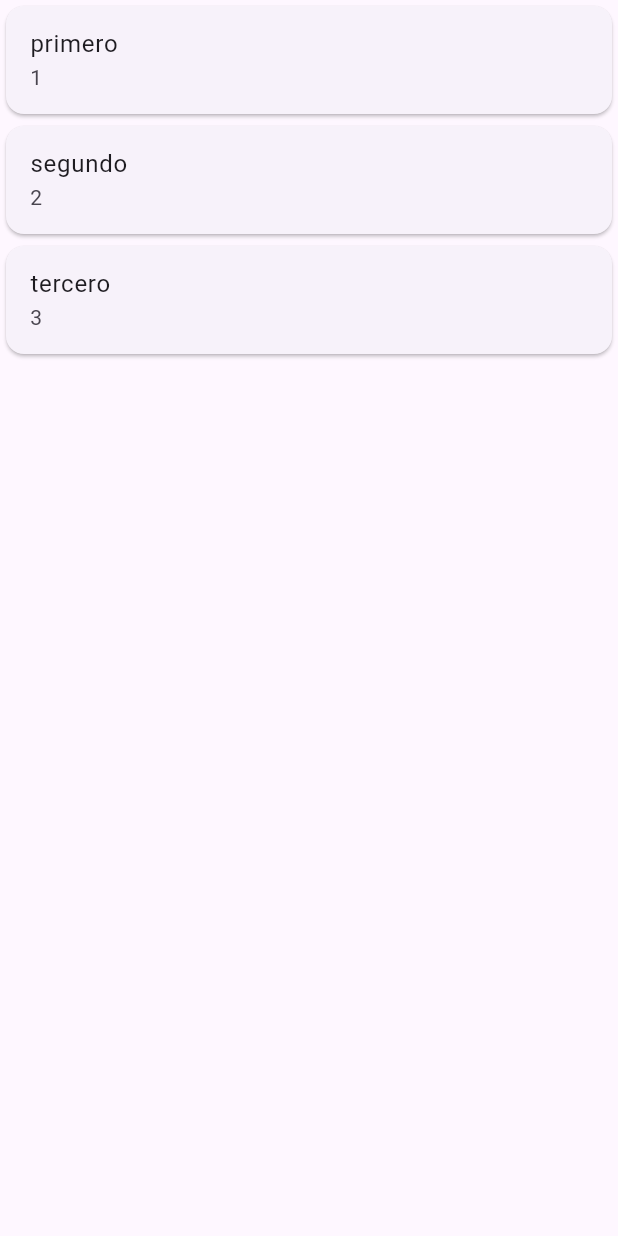
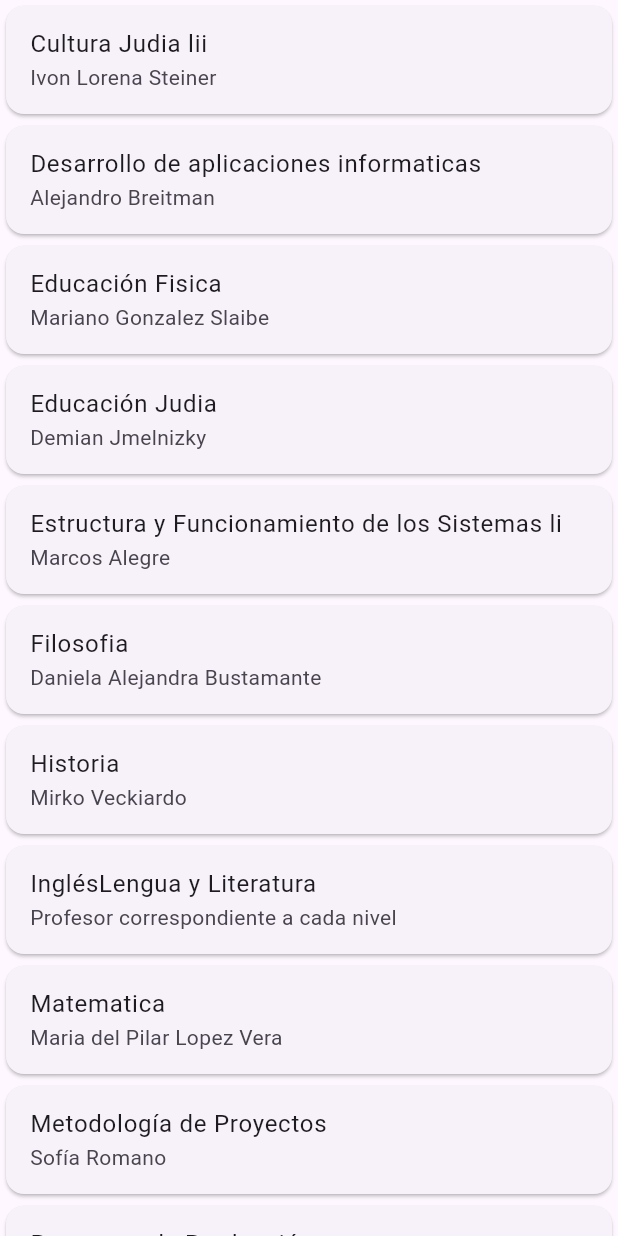
Before and after one commit to FelipeSalaa/DAP-FELIPE-SALA, a Flutter app: the HomeScreen screen opened directly, on a phone screen of 412 x 824 dp. Run offline on Flutter 3.47's test engine with Material 3 defaults, Android fonts, the phone set to English and light mode, and no system bars; our stand-ins replace go_router.

Commit message:
listas con materias y profes

```diff
--- a/Tp_pantallas/lib/presentation/Screens/home_screen.dart
+++ b/Tp_pantallas/lib/presentation/Screens/home_screen.dart
@@ -2,6 +2,7 @@
 import 'package:clase18_4/presentation/Screens/login_screen.dart';
 import 'package:flutter/material.dart';
 import 'package:go_router/go_router.dart';
+
 // ignore: must_be_immutable
 class HomeScreen extends StatelessWidget {
   static const String name = 'home';
@@ -11,9 +12,38 @@ class HomeScreen extends StatelessWidget {
 
   @override
   Widget build(BuildContext context) {
-
-    List<String> titulos = ["primero", "segundo", "tercero"];
-    List<String> descripcion = ["1", "2", "3"];
+    List<String> titulos = [
+      "Cultura Judia lii",
+      "Desarrollo de aplicaciones informaticas ",
+      "Educación Fisica",
+      "Educación Judia",
+      "Estructura y Funcionamiento de los Sistemas li ",
+      "Filosofia",
+      "Historia",
+      "Inglés"
+      "Lengua y Literatura",
+      "Matematica",
+      "Metodología de Proyectos",
+      "Proyectos de Producción",
+      "Quimica",
+      "Seminario de Informatica y Telecomunicaciones"
+    ];
+    List<String> descripcion = [
+      "Ivon Lorena Steiner",
+      "Alejandro Breitman",
+      "Mariano Gonzalez Slaibe",
+      "Demian Jmelnizky",
+      "Marcos Alegre",
+      "Daniela Alejandra Bustamante",
+      "Mirko Veckiardo",
+      "Profesor correspondiente a cada nivel",
+      "Maria del Pilar Lopez Vera",
+      "Sofía Romano",
+      "Alejandro Breitman",
+      "Eduardo Brandes",
+      "Pablo Stark",
+      "Mirko Veckiardo"
+    ];
 
     return Scaffold(
       body: ListView.builder(
```
